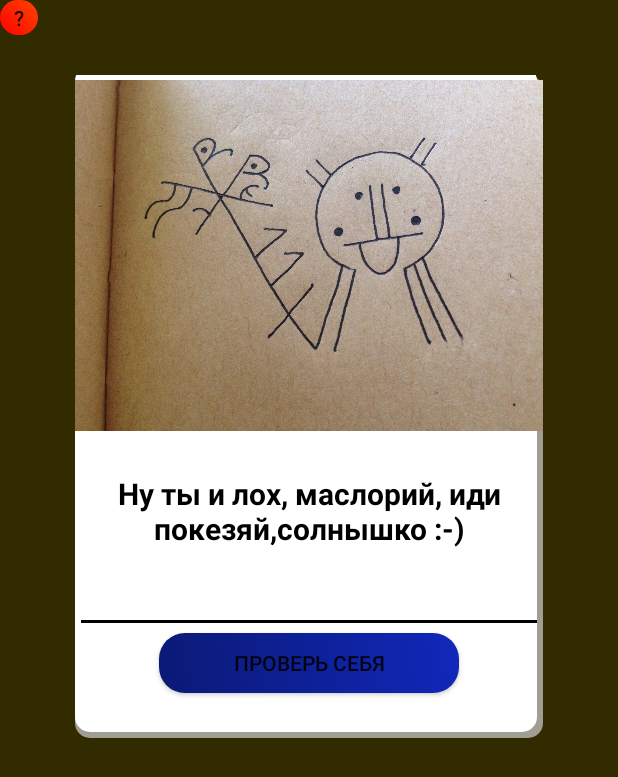
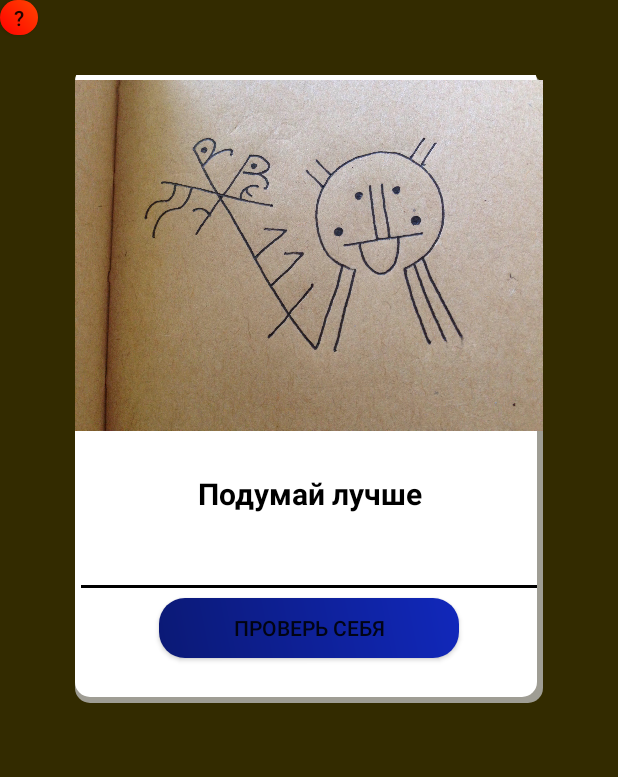
Before and after one commit to artemonello/Penta, an Android app: the screen it shows after launch (MainActivity), after a tap on "ПРОВЕРЬ СЕБЯ", on a phone screen of 412 x 824 dp. Shown: the top 777 px of the screen. Run offline under Robolectric (Android 15) with nearby library versions, the phone set to English and light mode, and no system bars; 3 statements that could not run were skipped; 1 other tap on this screen came first.

Commit message:
Add Penta_scan

```diff
--- a/Penta_scan/app/src/main/java/io/exzorzio/pentascan/MainActivity.java
+++ b/Penta_scan/app/src/main/java/io/exzorzio/pentascan/MainActivity.java
@@ -13,35 +13,41 @@ import android.os.Bundle;
 import android.support.design.widget.TextInputEditText;
 import android.support.v7.app.AppCompatActivity;
 
-import android.util.Log;
 import android.view.View;
 import android.view.animation.Animation;
 import android.view.animation.AnimationUtils;
 
 import android.view.inputmethod.InputMethodManager;
 import android.widget.Button;
-import android.widget.EditText;
+
 import android.widget.ImageView;
 import android.widget.LinearLayout;
 import android.widget.TextView;
 
+import java.io.BufferedReader;
+import java.io.BufferedWriter;
+import java.io.FileNotFoundException;
+import java.io.IOException;
+import java.io.InputStreamReader;
+import java.io.OutputStreamWriter;
 import java.util.Calendar;
-import java.util.Timer;
-import java.util.TimerTask;
+
 
 
 public class MainActivity extends AppCompatActivity{
-   //private Timer mTimer;
-    //private MyTimerTask MyTimerTask;
+
    TextView helptxt;
+    TextView alert;
     ImageView penta;
     ImageView backgod;
     ImageView godpick;
     Button pashalka;
     Button check_god;
+    Button tomaterial;
 LinearLayout godent;
     TextInputEditText type_god;
  DBBHelper dbbHelper;
+    final String FILENAME = "time_info";
 //TextView time;
     final String LOG_TAG = "myLogs";
 
@@ -54,10 +60,12 @@ LinearLayout godent;
         godpick = (ImageView) findViewById(R.id.godpick);
         pashalka = (Button) findViewById(R.id.pashalka);
         check_god = (Button) findViewById(R.id.check_god);
+        tomaterial = (Button) findViewById(R.id.tomaterial);
         godent = (LinearLayout) findViewById(R.id.godent);
         type_god = (TextInputEditText) findViewById(R.id.type_god);
         //time = (TextView) findViewById(R.id.time);
         helptxt = (TextView) findViewById(R.id.helptxt);
+        alert = (TextView) findViewById(R.id.alert);
         final Animation a = AnimationUtils.loadAnimation(MainActivity.this,
                 R.anim.rotate);
         a.setDuration(8000);
@@ -66,7 +74,7 @@ LinearLayout godent;
         penta.setOnClickListener(OnClickListener1);
 pashalka.setOnClickListener(OnClickListener2);
         backgod.setOnClickListener(OnClickListener3);
-
+        tomaterial.setOnClickListener(OnClickListener4);
 
         check_god.setOnClickListener(new View.OnClickListener() {
             public void onClick(View v) {
@@ -77,11 +85,11 @@ pashalka.setOnClickListener(OnClickListener2);
                  for(int i=0;i<appropriate_vars.length;i++){
                      if(name_god.equals(appropriate_vars[i])){
                          godpick.setImageResource(R.drawable.dich35);
-                         helptxt.setText("Нихуя ты баклажан, молодчик");
+                         helptxt.setText("Твоя наград");
                          break;
                      }
                      else{
-                         helptxt.setText("Ну ты и лох, маслорий, иди покезяй,солнышко :-)");
+                         helptxt.setText("Подумай лучше");
                          break;
                      }
                  }
@@ -110,250 +118,162 @@ backgod.setVisibility(View.VISIBLE);
             ContentValues idd = new ContentValues();
 
             SQLiteDatabase d = dbbHelper.getWritableDatabase();
-           /* if (mTimer != null) {
-                mTimer.cancel();
-            }*/
 
-
-           Calendar calendar = Calendar.getInstance();/*
-
-            int mi;
-            int min;
+           Calendar calendar = Calendar.getInstance();
 
             int curmin = calendar.get(Calendar.MINUTE);
             int hrs = calendar.get(Calendar.HOUR_OF_DAY);
-           int checkint = 1000;
-            Cursor cur = d.rawQuery("SELECT COUNT(*) FROM ttable", null);
-            if (cur != null) {
-                cur.moveToFirst();                       // Always one row returned.
-                if (cur.getInt (0) == 0){               // Zero count means empty table.
+            String curminwrite = Integer.toString(curmin);
+            String curhourwrite=Integer.toString(hrs);
             idd.put("minute", curmin);
+            long rowID = d.insert("ttable", null, idd);
+            d.insert("mytable", null, idd);
+            String checker = Long.toString(rowID);
+            int ro = Integer.parseInt(checker);
+            if(ro>1){
+                readFile(FILENAME,curmin,hrs);
 
-                    long rowID = d.insert("ttable", null, idd);
-
-                    //
-                    Cursor cc = d.query("ttable", null, null, null, null, null, null);
-                    cc.moveToLast();
-
-
-                    min = cc.getColumnIndex("minute");
-                    int index = cc.getColumnIndex("id");
-                    int hour = cc.getColumnIndex("hour");
-                    mi = cc.getInt(min);
-                    int hor = cc.getInt(hour);
-                    int id = cc.getInt(index);
-                    cc.close();
-                    String iid = Long.toString(rowID);
-
+            }
+            else{
+                writeFile(curhourwrite,curminwrite,FILENAME);
                 Intent intent = new Intent(MainActivity.this, AboutActivity.class);
 
                 startActivity(intent);
+            }
+            dbbHelper.close();
 
 }
-                else if(cur.getInt (0) !=0){
-                    Cursor ccc = d.query("ttable", null, null, null, null, null, null);
-                    ccc.moveToLast();
-                     min = ccc.getColumnIndex("minute");
-                    //int index = ccc.getColumnIndex("id");
-                    //int hour = ccc.getColumnIndex("hour");
-                    mi = ccc.getInt(min);
-                   // int hor = ccc.getInt(hour);
-                    //int id = ccc.getInt(index);
-                    /*ccc.moveToPrevious();
-                    int minprev = ccc.getColumnIndex("minute");
-                    int miprev = ccc.getInt(minprev);*/
-                    //int div =5;
-                    /*if(curmin<mi+2){
 
-                        time.setText("Погодь 2м дядя");
+    };
+    View.OnClickListener OnClickListener4  = new View.OnClickListener() {
+        @Override
+        public void onClick(View view) {
+            Intent intent = new Intent(MainActivity.this, Practise.class);
+
+            startActivity(intent);
         }
-                    else if(curmin>mi+2){
-                        idd.put("minute", curmin);
-                        ccc.moveToLast();
-                        min = ccc.getColumnIndex("minute");
-                        mi = ccc.getInt(min);
-                        time.setText("Го парень");
-                        //Intent intent = new Intent(MainActivity.this, AboutActivity.class);
+    };
 
-                        String miii = Integer.toString(mi);
+  void writeFile(String hour,String min,String file) {
+      try {
 
-                        time.setText(miii);
-                       // startActivity(intent);
+          BufferedWriter bw = new BufferedWriter(new OutputStreamWriter(
+                  openFileOutput(file, MODE_PRIVATE)));
+          bw.write(hour+":"+min);
+          bw.close();
 
+      } catch (FileNotFoundException e) {
+          e.printStackTrace();
+      } catch (IOException e) {
+          e.printStackTrace();
       }
   }
-                cur.close();
+  void readFile(String file,int min,int h) {
+
+      try {
+          BufferedReader br = new BufferedReader(new InputStreamReader(openFileInput(file)));
+          String str = "";
+          String  res="";
+          while ((str = br.readLine()) != null) {
+              res = res + str;
           }
-
-            dbbHelper.close();*/
+          String[] subStr;
+          subStr = res.split(":");
+          int min_prev = Integer.parseInt(subStr[1]);
+          int h_prev = Integer.parseInt(subStr[0]);
+          int mindiv = min - min_prev;
 
 
+       if(min_prev==55){
+              if(h>h_prev){
+                  String mincur = Integer.toString(min);
+                  String hcur = Integer.toString(h);
+                  writeFile(hcur,mincur,FILENAME);
+                  Intent intent = new Intent(MainActivity.this, AboutActivity.class);
 
-            //int hrs_db;
-            //int minn_db;
+                  startActivity(intent);
+              }
+              else{
+                  tomaterial.setVisibility(View.VISIBLE);
+                  alert.setVisibility(View.VISIBLE);
+              }
+          }
+          else if(min_prev==56){
+              if(h>h_prev&&min>=1){
+                  String mincur = Integer.toString(min);
+                  String hcur = Integer.toString(h);
+                  writeFile(hcur,mincur,FILENAME);
+                  Intent intent = new Intent(MainActivity.this, AboutActivity.class);
 
+                  startActivity(intent);
+              }
+              else{
+                  tomaterial.setVisibility(View.VISIBLE);
+                  alert.setVisibility(View.VISIBLE);
+              }
+          }
+          else if(min_prev==57){
+              if(h>h_prev&&min>=2){
+                  helptxt.setText("huinie");
+                  String mincur = Integer.toString(min);
+                  String hcur = Integer.toString(h);
+                  writeFile(hcur,mincur,FILENAME);
+                  Intent intent = new Intent(MainActivity.this, AboutActivity.class);
 
+                  startActivity(intent);
+              }
+              else{
+                  tomaterial.setVisibility(View.VISIBLE);
+                  alert.setVisibility(View.VISIBLE);
+              }
+          }
+          else if(min_prev==58){
+              if(h>h_prev&&min>=3){
+                  String mincur = Integer.toString(min);
+                  String hcur = Integer.toString(h);
+                  writeFile(hcur,mincur,FILENAME);
+                  Intent intent = new Intent(MainActivity.this, AboutActivity.class);
 
-   /* else{
-//if(curmin<mi+2){
-  cc.moveToLast();
-    int minlast = cc.getColumnIndex("minute");
-    int milast = cc.getInt(minlast);
-    cc.moveToPrevious();
-    int minprev = cc.getColumnIndex("minute");
-    int miprev = cc.getInt(minlast);*/
-
-
-
-
-  /*  time.setText("Погодь 2м дядя");
-    calendar.set(Calendar.MINUTE, curmin + 2);
-    calendar.set(Calendar.HOUR_OF_DAY, hrs);
-    mTimer = new Timer();
-    MyTimerTask = new MyTimerTask();
-    mTimer.schedule(MyTimerTask, calendar.getTime());
-    penta.setEnabled(false);*/
-//}else{
+                  startActivity(intent);
+              }
+              else{
+                  tomaterial.setVisibility(View.VISIBLE);
+                  alert.setVisibility(View.VISIBLE);
+              }
+          }
+          else if(min_prev==59){
+              if(h>h_prev&&min>=4){
+                  String mincur = Integer.toString(min);
+                  String hcur = Integer.toString(h);
+                  writeFile(hcur,mincur,FILENAME);
+                  Intent intent = new Intent(MainActivity.this, AboutActivity.class);
+                  startActivity(intent);
+              }
+              else{
+                  tomaterial.setVisibility(View.VISIBLE);
+                  alert.setVisibility(View.VISIBLE);
+              }
+          }
+          else if(mindiv<5){
+           tomaterial.setVisibility(View.VISIBLE);
+alert.setVisibility(View.VISIBLE);
+          }
+          else{
+              String mincur = Integer.toString(min);
+              String hcur = Integer.toString(h);
+writeFile(hcur,mincur,FILENAME);
               Intent intent = new Intent(MainActivity.this, AboutActivity.class);
 
               startActivity(intent);
           }
 
 
-
-      /*  idd.put("hour", hrs);
-        idd.put("minute",curmin+2);
-        d.insert("ttable", null, idd);
-//cc.moveToPrevious();
-       int prevminuteIndex = cc.getColumnIndex("minute");
-        //int prevhourIndex = cc.getColumnIndex("hour");
-       int prevminute = cc.getInt(prevminuteIndex);
-       // int prevhour = cc.getInt(prevhourIndex);
-        cc.moveToLast();
-        int lastminuteIndex = cc.getColumnIndex("minute");
-       // int lasthourIndex = cc.getColumnIndex("hour");
-        int lastminute = cc.getInt(lastminuteIndex);
-        //int lasthour = cc.getInt(lasthourIndex);
-        cc.close();
-       // String lashour = Integer.toString(lasthour);
-       // String prehour = Integer.toString(prevhour);
-        //time.setText(lashour +" "+ prehour);
-            //String mi_db = Integer.toString(minn_db);
-            // time.setText(mi_db);
-
-        /*if(prevhour==1000){
-            Intent intent = new Intent(MainActivity.this, AboutActivity.class);
-
-            startActivity(intent);
-        }*/
-
-       // int hourColIndex = cc.getColumnIndex("hour");
-        //int minColIndex = cc.getColumnIndex("minute");
-
-
-/*if(curmin<(lastminute+2)) {
-    hrs_db = cc.getInt(hourColIndex);
-    minn_db = cc.getInt(minColIndex);
-    calendar.set(Calendar.MINUTE, minn_db);
-    calendar.set(Calendar.HOUR_OF_DAY, hrs_db);
-    cc.close();
-    calendar.set(Calendar.MINUTE, minn_db + 2);
-    calendar.set(Calendar.HOUR_OF_DAY, hrs);
-//if(curmin<minn_db)
-    mTimer = new Timer();
-    MyTimerTask = new MyTimerTask();
-    mTimer.schedule(MyTimerTask, calendar.getTime());
-}*/
-
-
-   // }//}
-          //  if(curmin>minn_db){}
-
-    /*else{
-            ContentValues cvv = new ContentValues();
-
-
-                            //Database
-
-            cvv.put("hour", hrs);
-            cvv.put("minute",curmin);
-            d.insert("ttable", null, cvv);
-
-           Cursor c = d.query("ttable", null, null, null, null, null, null);
-
-
-
-            c.moveToFirst();
-
-                int hourColIndex = c.getColumnIndex("hour");
-                int minColIndex = c.getColumnIndex("minute");
-
-
-               // String hrdb = c.getString(hourColIndex);
-                //String min_db = c.getString(minColIndex);
-                int hrs_db = c.getInt(hourColIndex);
-                int minn_db = c.getInt(minColIndex);
-                calendar.set(Calendar.MINUTE,minn_db);
-                calendar.set(Calendar.HOUR_OF_DAY,hrs_db);
-                c.close();
-                calendar.set(Calendar.MINUTE,minn_db + 2);
-                calendar.set(Calendar.HOUR_OF_DAY,hrs);
-
-
-//String mi_db = Integer.toString(minn_db);
-   // time.setText(mi_db);
-}*/
-
-
-
-
-
-
-
-
-
-
-
-
-
-            //mTimer.schedule(MyTimerTask, calendar.getTime());
-
-
-
-
-
-
-
-    };
-
-
-
-
-
-  /* class MyTimerTask extends TimerTask {
-
-        @Override
-        public void run() {
-
-
-
-            runOnUiThread(new Runnable() {
-
-                @Override
-                public void run() {
-
-                   // penta.setEnabled(true);
-                    penta.setEnabled(true);
-                    time.setText("Можешь сканить");
-                    //Intent intent = new Intent(MainActivity.this, AboutActivity.class);
-
-                    //startActivity(intent);
-
+      } catch (FileNotFoundException e) {
+          e.printStackTrace();
+      } catch (IOException e) {
+          e.printStackTrace();
       }
-            });
   }
-    }*/
-
     class DBBHelper extends SQLiteOpenHelper {
 
         public DBBHelper(Context context) {
--- a/Penta_scan/app/src/main/res/layout/main.xml
+++ b/Penta_scan/app/src/main/res/layout/main.xml
@@ -39,6 +39,29 @@
             android:textSize="45sp"
             android:textStyle="bold" />
 
+
+        <TextView
+            android:id="@+id/alert"
+            android:layout_width="wrap_content"
+            android:layout_height="wrap_content"
+            android:layout_alignParentTop="true"
+            android:layout_centerHorizontal="true"
+            android:layout_gravity="center"
+            android:layout_marginBottom="-175dp"
+            android:text="Скан доступен раз в пять минут!!!"
+            android:visibility="invisible" />
+        <Button
+            android:id="@+id/tomaterial"
+            android:layout_width="200dp"
+            android:layout_height="40dp"
+            android:layout_below="@+id/penta"
+            android:layout_alignParentTop="true"
+            android:layout_centerHorizontal="true"
+            android:layout_gravity="center"
+            android:layout_marginBottom="-220dp"
+            android:background="@drawable/mybutton"
+            android:text="Перейти к практикам"
+            android:visibility="invisible" />
 
         <ImageView
             android:id="@+id/penta"
@@ -131,6 +154,8 @@
 
         </LinearLayout>
 
+
+
     </FrameLayout>
 
 
```
Also changed, not shown: Penta_scan/app/src/main/java/io/exzorzio/pentascan/RegistrationFirst.java (+4 -95 lines). Lines whose indentation alone changed are shown as unchanged.
